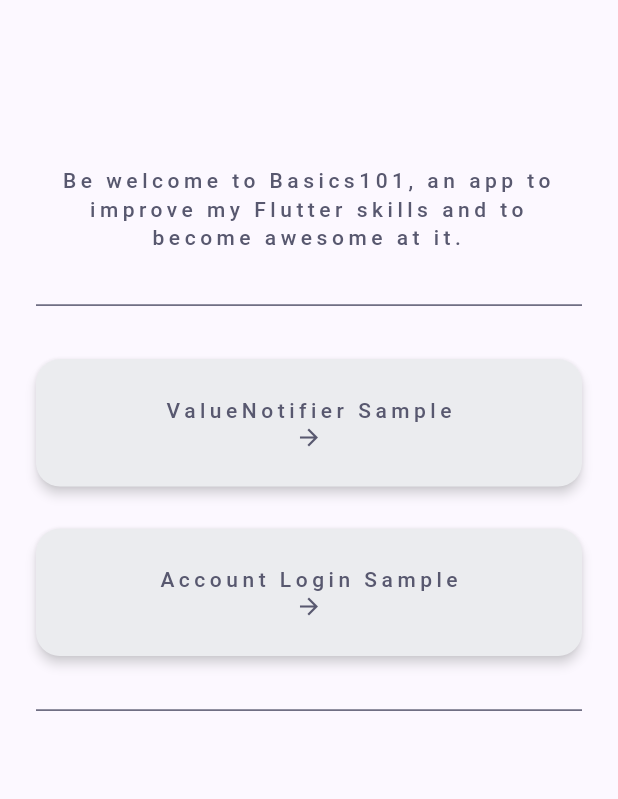
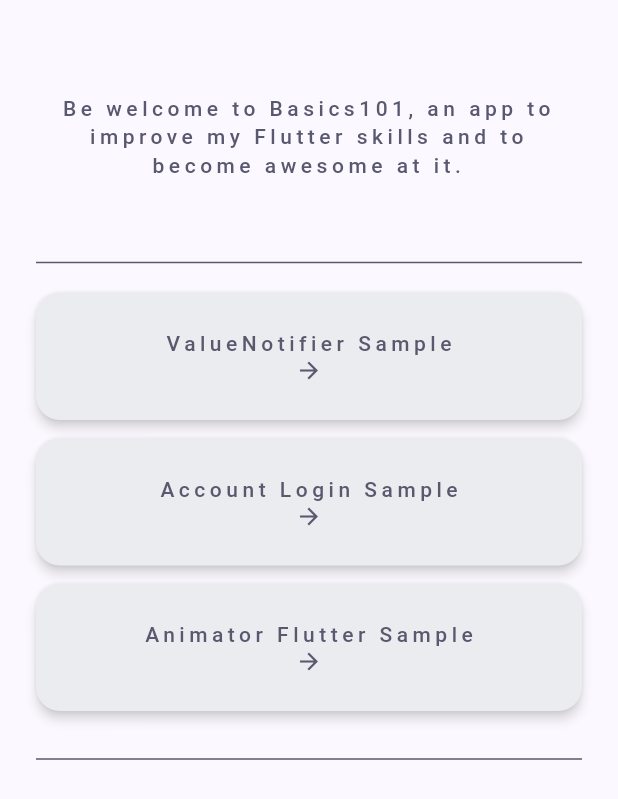
Before and after one commit to devherik/FlutterBasics101, a Flutter app: the screen it shows after launch, on a phone screen of 412 x 824 dp. Shown: the top 799 px of the screen. Run offline on Flutter 3.47's test engine with Material 3 defaults, Android fonts, the phone set to English and light mode, and no system bars; our stand-ins replace go_router.

Commit message:
page: created a page with an animation of Flutter logo

```diff
--- a/lib/config/app_globals.dart
+++ b/lib/config/app_globals.dart
@@ -16,5 +16,6 @@ const blue = Color.fromARGB(255, 84, 189, 238);
 
 const scaffoldAssetImage = 'assets/background/basic_background.jpeg';
 
-bool dayTheme = true;
-void changeTheme() => dayTheme = !dayTheme;
+var smallSpacer = const SizedBox(height: 12);
+var mediumSpacer = const SizedBox(height: 24);
+var largeSpacer = const SizedBox(height: 48);
--- a/lib/config/app_router.dart
+++ b/lib/config/app_router.dart
@@ -1,3 +1,4 @@
+import 'package:basic101/pages/animator_page.dart';
 import 'package:basic101/pages/auth/auth_page.dart';
 import 'package:basic101/pages/auth/newaccount_page.dart';
 import 'package:basic101/pages/auth/recovery_page.dart';
@@ -75,6 +76,19 @@ class AppRouter {
             ),
           ),
         ),
+        GoRoute(
+          path: 'animator',
+          name: 'animator',
+          pageBuilder: (context, state) => CustomTransitionPage<void>(
+            child: const AnimatorPage(),
+            transitionsBuilder:
+                (context, animation, secondaryAnimation, child) =>
+                    FadeTransition(
+              opacity: animation,
+              child: child,
+            ),
+          ),
+        ),
       ],
     ),
     GoRoute(
--- a/lib/pages/home_page.dart
+++ b/lib/pages/home_page.dart
@@ -32,31 +32,24 @@ class _HomePageState extends State<HomePage> {
               crossAxisAlignment: CrossAxisAlignment.center,
               mainAxisAlignment: MainAxisAlignment.center,
               children: [
-                SizedBox(height: MediaQuery.of(context).size.height * .10),
-                Padding(
-                  padding: const EdgeInsets.symmetric(vertical: 14),
-                  child: Text(
-                    'Be welcome to Basics101, an app to improve my Flutter skills and to become awesome at it.',
-                    textAlign: TextAlign.center,
-                    style: Theme.of(context).textTheme.labelMedium,
-                  ),
+                global.largeSpacer,
+                Text(
+                  'Be welcome to Basics101, an app to improve my Flutter skills and to become awesome at it.',
+                  textAlign: TextAlign.center,
+                  style: Theme.of(context).textTheme.labelMedium,
                 ),
-                const Padding(
-                  padding: EdgeInsets.symmetric(vertical: 14),
-                  child: Divider(),
-                ),
-                Padding(
-                    padding: const EdgeInsets.symmetric(vertical: 14),
-                    child: basicMaterialButtom(
-                        '/home/valuenotifier', 'ValueNotifier Sample')),
-                Padding(
-                    padding: const EdgeInsets.symmetric(vertical: 14),
-                    child: basicMaterialButtom(
-                        '/home/auth', 'Account Login Sample')),
-                const Padding(
-                  padding: EdgeInsets.symmetric(vertical: 14),
-                  child: Divider(),
-                ),
+                global.largeSpacer,
+                const Divider(),
+                global.smallSpacer,
+                basicMaterialButtom(
+                    '/home/valuenotifier', 'ValueNotifier Sample'),
+                global.smallSpacer,
+                basicMaterialButtom('/home/auth', 'Account Login Sample'),
+                global.smallSpacer,
+                basicMaterialButtom(
+                    '/home/animator', 'Animator Flutter Sample'),
+                global.mediumSpacer,
+                const Divider(),
               ],
             ),
           ),
```
Also changed, not shown: lib/pages/animator_page.dart (added, +179 -0 lines), lib/pages/code_view_page.dart (+18 -3 lines), pubspec.lock.
